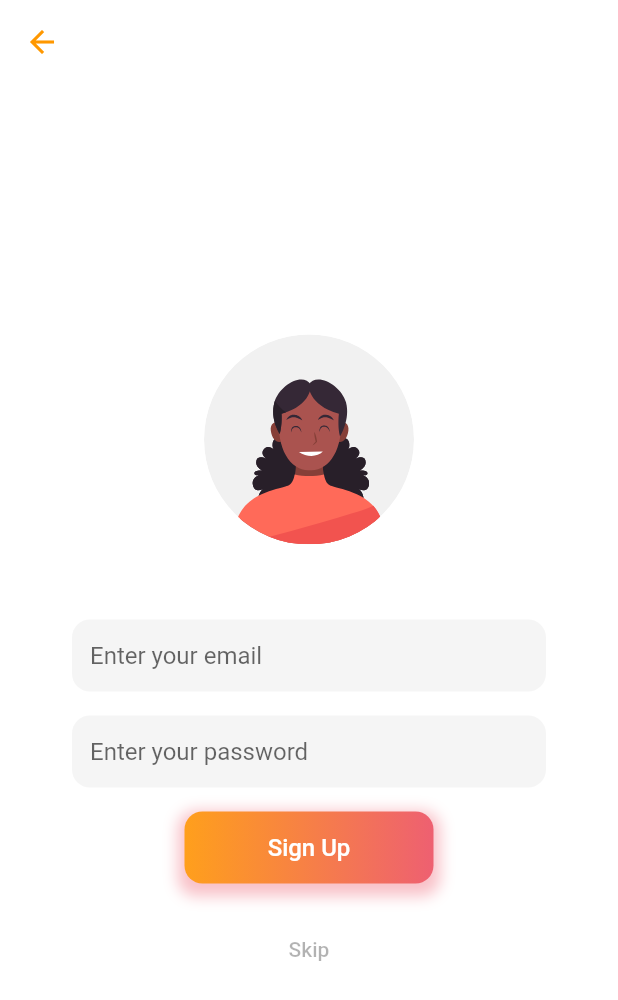
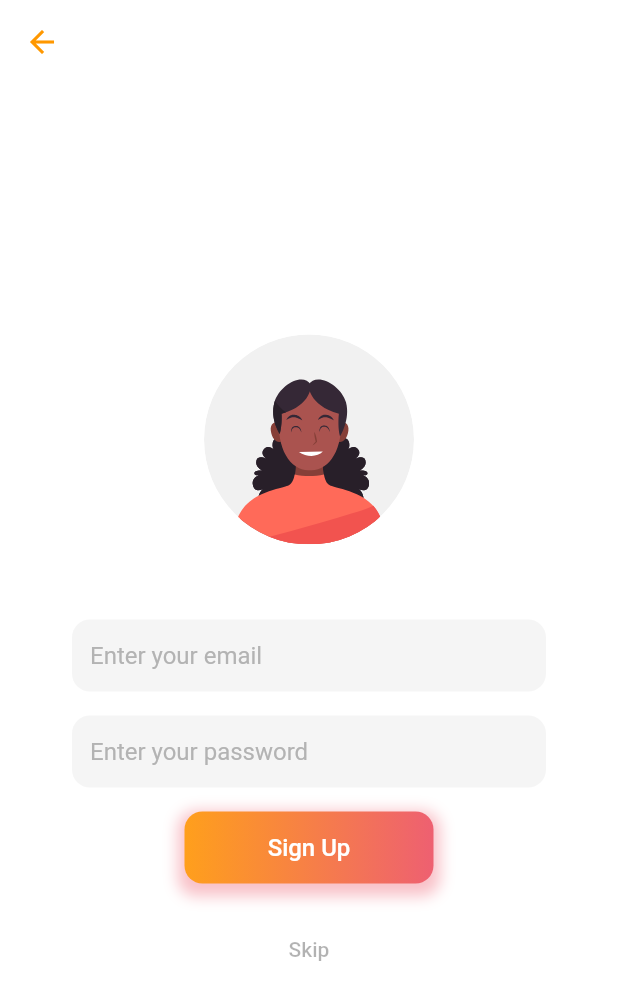
Before and after one commit to lelsweyr17/meet_up_app, a Flutter app: the SignUpPage screen opened by its route, on a phone screen of 412 x 824 dp. Shown: the top 1000 px of the screen. Run offline on Flutter 3.47's test engine with Material 2 defaults, Android fonts, the phone set to English and light mode, and no system bars; our stand-ins replace bloc, cloud_firestore, firebase_auth, firebase_core, flutter_bloc, flutter_keyboard_visibility and 3 more; accounts and stored records are empty; generated files the repository leaves out were written again; network calls fail.

Commit message:
Update LoginTextField

```diff
--- a/lib/presentation/components/login_text_field.dart
+++ b/lib/presentation/components/login_text_field.dart
@@ -22,10 +22,15 @@ class LoginTextField extends StatelessWidget {
       ),
       child: TextFormField(
         decoration: InputDecoration(
-          contentPadding: EdgeInsets.symmetric(horizontal: 12),
+          contentPadding: const EdgeInsets.symmetric(
+            horizontal: 12,
+            vertical: 14,
+          ),
           border: InputBorder.none,
           hintText: hintText,
+          hintStyle: const TextStyle(color: Color(0xFFB3B3B3)),
         ),
+        style: const TextStyle(color: Color(0xFF1A1A1A)),
         onChanged: (value) => onChanged(value),
         obscureText: obscure,
       ),
```
